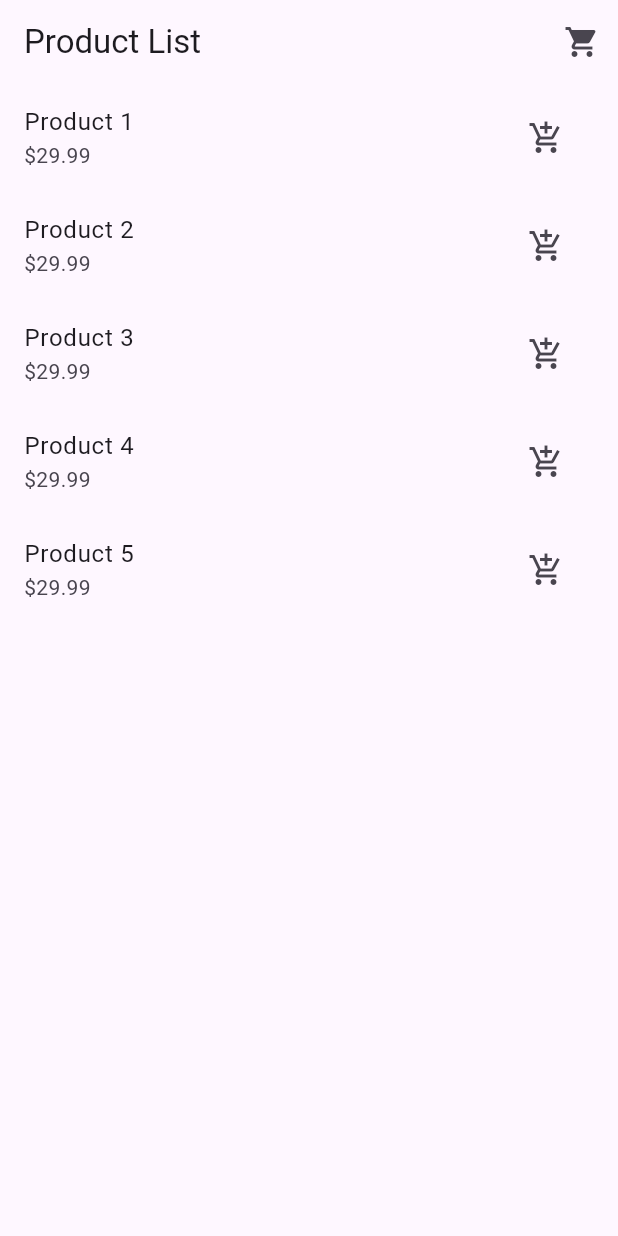
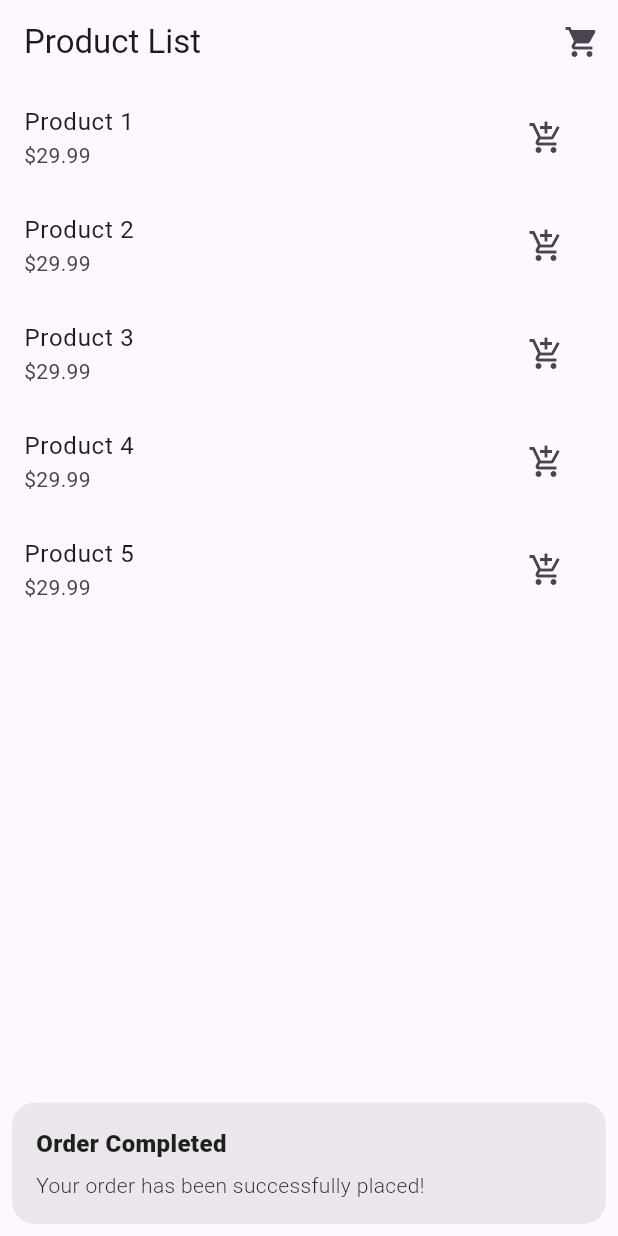
Before and after one commit to yogiifirmansyah/flutter_getx, a Flutter app: the CheckoutView screen opened by its route, after a tap on "Go to home page", on a phone screen of 412 x 824 dp. Run offline on Flutter 3.47's test engine with Material 3 defaults, Android fonts, the phone set to English and light mode, and no system bars; our stand-ins replace get, get_storage; accounts and stored records are empty.

Commit message:
add snackbar in checkout view

```diff
--- a/lib/app/modules/product/views/checkout_view.dart
+++ b/lib/app/modules/product/views/checkout_view.dart
@@ -21,6 +21,14 @@ class CheckoutView extends StatelessWidget {
 
                 cartController.cartService.clearCart();
 
+                Get.snackbar(
+                  'Order Completed',
+                  'Your order has been successfully placed!',
+                  snackPosition: SnackPosition.BOTTOM,
+                  duration: Duration(seconds: 2),
+                  margin: EdgeInsets.all(8),
+                );
+
                 Get.offAllNamed('/product');
               },
               child: Text('Go to home page'),
```
